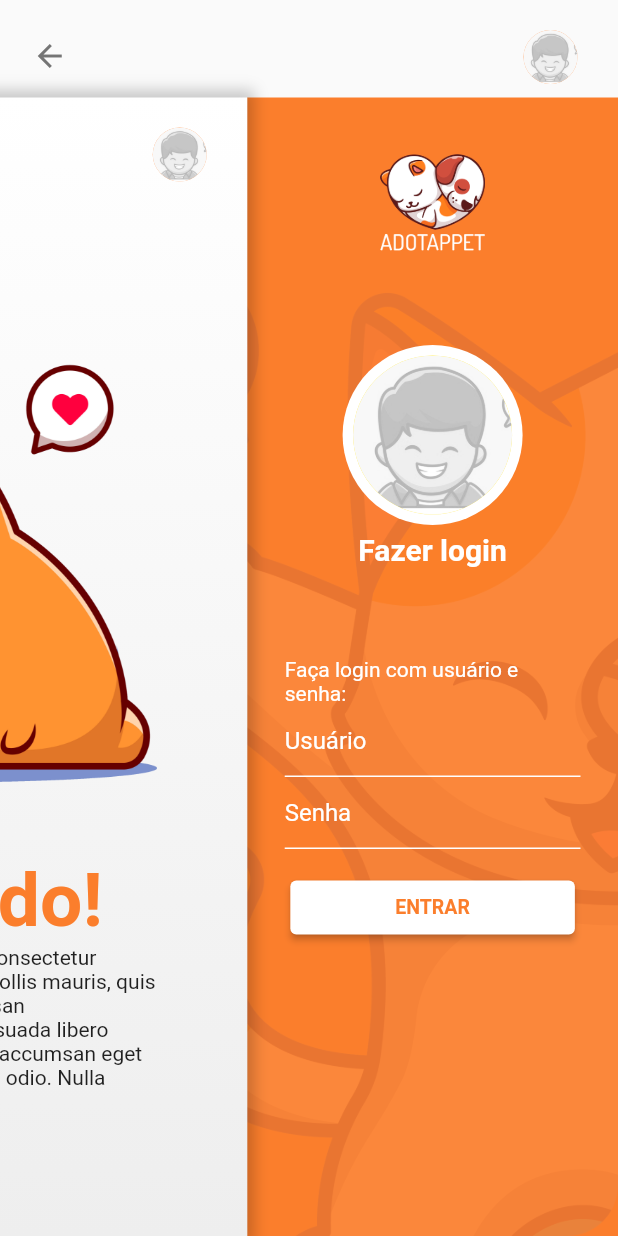
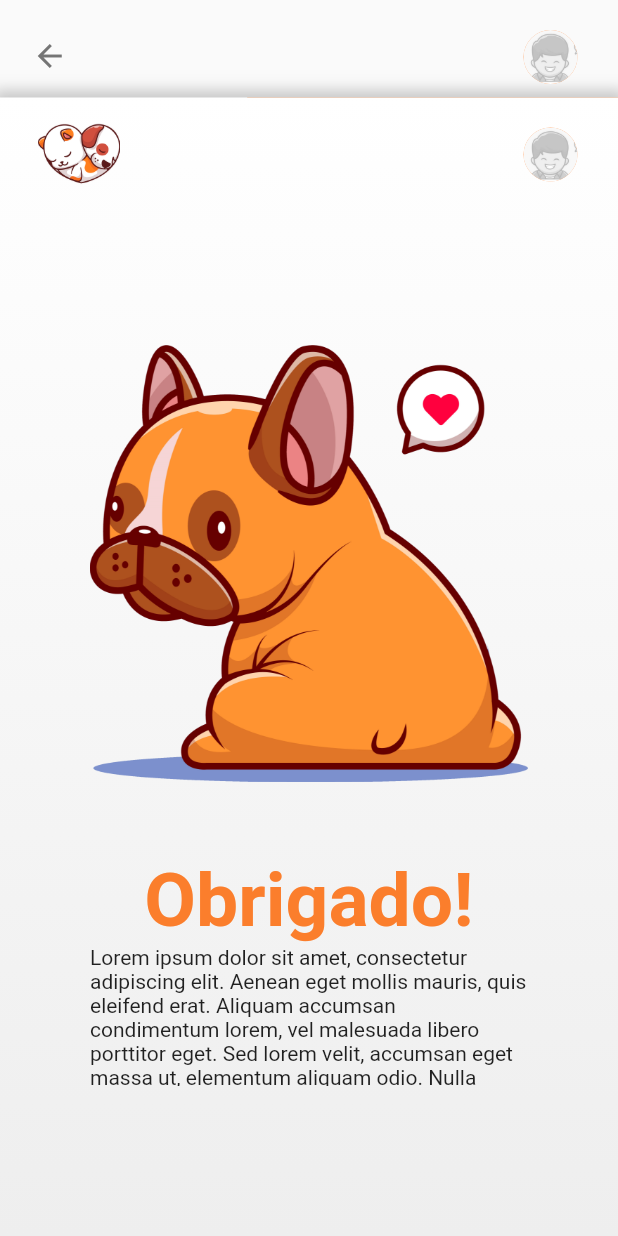
Before and after one commit to FIAP-Adotappet/adotappet-mobile, a Flutter app: the OrderCreatedPage screen opened directly, on a phone screen of 412 x 824 dp. Run offline on Flutter 3.47's test engine with Material 2 defaults, Android fonts, the light colour scheme and no system bars; our stand-ins replace google_fonts, jiffy; network calls fail; Roboto replaces fonts that are missing (Dosis).

Commit message:
Sidebar menu

```diff
--- /dev/null
+++ b/lib/globals.dart
@@ -0,0 +1,3 @@
+class Global {
+  static bool showSideBar = false;
+}
--- a/lib/modules/detail/screens/detail_screen.dart
+++ b/lib/modules/detail/screens/detail_screen.dart
@@ -1,3 +1,4 @@
+import 'package:adotappet/globals.dart';
 import 'package:adotappet/modules/cadastro_user/screens/cadastro_user.dart';
 import 'package:adotappet/modules/home/models/pet_model.dart';
 import 'package:adotappet/widgets/custom_app_bar.dart';
@@ -17,7 +18,8 @@ class _DetailPageState extends State<DetailPage> {
   Widget build(BuildContext context) {
     Size size = MediaQuery.of(context).size;
 
-    final leftSlide = MediaQuery.of(context).size.width * 0.6;
+    final leftSlide =
+        MediaQuery.of(context).size.width * (Global.showSideBar ? 0.6 : 0);
     var icon = Image.asset(
       "assets/images/icon_" +
           (widget.pet.sexo == "FEMININO" ? "f" : "m") +
--- a/lib/modules/home/screens/home_screen.dart
+++ b/lib/modules/home/screens/home_screen.dart
@@ -1,3 +1,4 @@
+import 'package:adotappet/globals.dart';
 import 'package:adotappet/constants/app_constants.dart';
 import 'package:adotappet/modules/detail/screens/detail_screen.dart';
 import 'package:adotappet/modules/home/models/pet_model.dart';
@@ -24,7 +25,8 @@ class _HomePageState extends State<HomePage> {
 
   @override
   Widget build(BuildContext context) {
-    final leftSlide = MediaQuery.of(context).size.width * 0.6;
+    final leftSlide =
+        MediaQuery.of(context).size.width * (Global.showSideBar ? 0.6 : 0);
 
     return Stack(
       children: [
--- a/lib/modules/order_created/screens/order_created_screen.dart
+++ b/lib/modules/order_created/screens/order_created_screen.dart
@@ -1,3 +1,4 @@
+import 'package:adotappet/globals.dart';
 import 'package:adotappet/constants/app_constants.dart';
 import 'package:adotappet/widgets/custom_app_bar.dart';
 import 'package:adotappet/widgets/side_menu_bar.dart';
@@ -6,7 +7,8 @@ import 'package:flutter/material.dart';
 class OrderCreatedPage extends StatelessWidget {
   @override
   Widget build(BuildContext context) {
-    final leftSlide = MediaQuery.of(context).size.width * 0.6;
+    final leftSlide =
+        MediaQuery.of(context).size.width * (Global.showSideBar ? 0.6 : 0);
 
     return Scaffold(
       appBar: CustomAppBar(),
--- a/lib/widgets/custom_app_bar.dart
+++ b/lib/widgets/custom_app_bar.dart
@@ -1,3 +1,4 @@
+import 'package:adotappet/globals.dart';
 import 'package:flutter/material.dart';
 
 import 'adotappet_icon.dart';
@@ -33,9 +34,15 @@ class CustomAppBar extends StatelessWidget with PreferredSizeWidget {
           ),
           child: sideBar
               ? CloseButton(color: Colors.grey[600])
-              : CircleAvatar(
-                  child: ClipOval(
-                    child: Image.asset('assets/images/avatar_deslogado.png'),
+              : GestureDetector(
+                  onTap: () {
+                    Global.showSideBar = !Global.showSideBar;
+                    print(Global.showSideBar);
+                  },
+                  child: CircleAvatar(
+                    child: ClipOval(
+                      child: Image.asset('assets/images/avatar_deslogado.png'),
+                    ),
                   ),
                 ),
         ),
```
